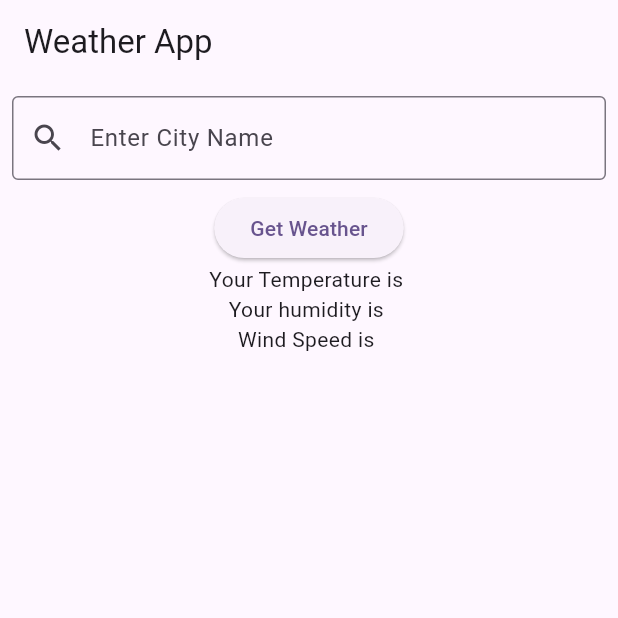
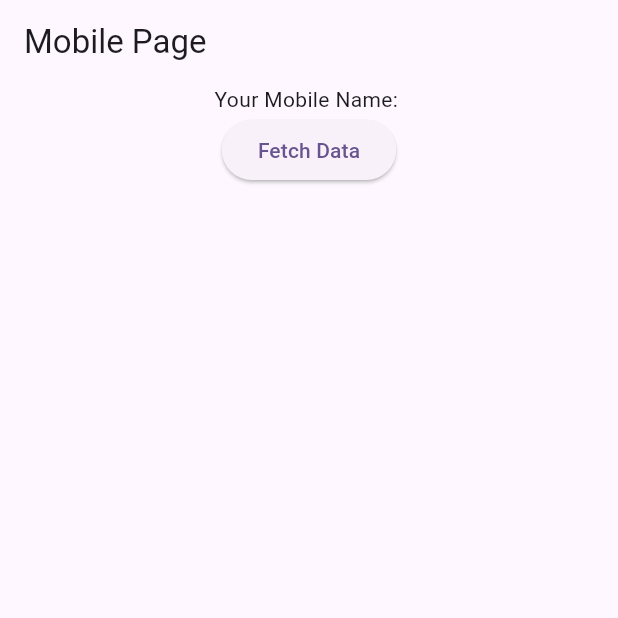
Before and after one commit to prabesh605/weather_app_broadway, a Flutter app: the screen it shows after launch, on a phone screen of 412 x 824 dp, the top half of it. Run offline on Flutter 3.47's test engine with Material 3 defaults, Android fonts, the phone set to English and light mode, and no system bars.

```diff
--- a/lib/home_screen.dart
+++ b/lib/home_screen.dart
@@ -2,6 +2,7 @@ import 'dart:convert';
 
 import 'package:flutter/material.dart';
 import 'package:http/http.dart' as http;
+import 'package:weather_app/weather_model.dart';
 
 class HomeScreen extends StatefulWidget {
   const HomeScreen({super.key});
@@ -24,15 +25,25 @@ class _HomeScreenState extends State<HomeScreen> {
       final baseUrl =
           "https://api.openweathermap.org/data/2.5/weather?q=$cityName&units=metric&appid=";
 
-      final response = await http.get(Uri.parse(baseUrl + apiKey));
+      ///step 1 base url
+
+      final response = await http.get(
+        Uri.parse(baseUrl + apiKey),
+      ); //step 2 make a get request
 
       response.statusCode;
       print("Status code: ${response.statusCode}");
-      final data = jsonDecode(response.body);
+      final data = jsonDecode(response.body); //step 3 decode the response
+      final weatherData = Weather.fromJson(data);
+
       setState(() {
-        temperature = "${data['main']['temp']}";
-        humidity = "${data['main']['humidity']}";
-        speed = "${data['wind']['speed']}";
+        //step 4 map in variables
+        temperature = weatherData.main.temp.toString();
+        humidity = weatherData.main.humidity.toString();
+        speed = weatherData.wind.speed.toString();
+        // temperature = "${data['main']['temp']}";
+        // humidity = "${data['main']['humidity']}";
+        // speed = "${data['wind']['speed']}";
       });
 
       // print("Temperature: $temperature");
--- a/lib/main.dart
+++ b/lib/main.dart
@@ -1,5 +1,6 @@
 import 'package:flutter/material.dart';
 import 'package:weather_app/home_screen.dart';
+import 'package:weather_app/mobile_page.dart';
 
 void main() {
   runApp(const MyApp());
@@ -15,7 +16,7 @@ class MyApp extends StatelessWidget {
       theme: ThemeData(
         colorScheme: ColorScheme.fromSeed(seedColor: Colors.deepPurple),
       ),
-      home: HomeScreen(),
+      home: MobilePage(),
     );
   }
 }
--- /dev/null
+++ b/lib/mobile_model.dart
@@ -0,0 +1,107 @@
+// To parse this JSON data, do
+//
+//     final mobile = mobileFromJson(jsonString);
+
+import 'dart:convert';
+
+List<Mobile> mobileFromJson(String str) =>
+    List<Mobile>.from(json.decode(str).map((x) => Mobile.fromJson(x)));
+
+String mobileToJson(List<Mobile> data) =>
+    json.encode(List<dynamic>.from(data.map((x) => x.toJson())));
+
+class Mobile {
+  String id;
+  String name;
+  Data? data;
+
+  Mobile({required this.id, required this.name, required this.data});
+
+  factory Mobile.fromJson(Map<String, dynamic> json) => Mobile(
+    id: json["id"],
+    name: json["name"],
+    data: json["data"] == null ? null : Data.fromJson(json["data"]),
+  );
+
+  Map<String, dynamic> toJson() => {
+    "id": id,
+    "name": name,
+    "data": data?.toJson(),
+  };
+}
+
+class Data {
+  String? dataColor;
+  String? dataCapacity;
+  int? capacityGb;
+  double? dataPrice;
+  String? dataGeneration;
+  int? year;
+  String? cpuModel;
+  String? hardDiskSize;
+  String? strapColour;
+  String? caseSize;
+  String? color;
+  String? description;
+  String? capacity;
+  double? screenSize;
+  String? generation;
+  String? price;
+
+  Data({
+    this.dataColor,
+    this.dataCapacity,
+    this.capacityGb,
+    this.dataPrice,
+    this.dataGeneration,
+    this.year,
+    this.cpuModel,
+    this.hardDiskSize,
+    this.strapColour,
+    this.caseSize,
+    this.color,
+    this.description,
+    this.capacity,
+    this.screenSize,
+    this.generation,
+    this.price,
+  });
+
+  factory Data.fromJson(Map<String, dynamic> json) => Data(
+    dataColor: json["color"],
+    dataCapacity: json["capacity"],
+    capacityGb: json["capacity GB"],
+    dataPrice: json["price"]?.toDouble(),
+    dataGeneration: json["generation"],
+    year: json["year"],
+    cpuModel: json["CPU model"],
+    hardDiskSize: json["Hard disk size"],
+    strapColour: json["Strap Colour"],
+    caseSize: json["Case Size"],
+    color: json["Color"],
+    description: json["Description"],
+    capacity: json["Capacity"],
+    screenSize: json["Screen size"]?.toDouble(),
+    generation: json["Generation"],
+    price: json["Price"],
+  );
+
+  Map<String, dynamic> toJson() => {
+    "color": dataColor,
+    "capacity": dataCapacity,
+    "capacity GB": capacityGb,
+    "price": dataPrice,
+    "generation": dataGeneration,
+    "year": year,
+    "CPU model": cpuModel,
+    "Hard disk size": hardDiskSize,
+    "Strap Colour": strapColour,
+    "Case Size": caseSize,
+    "Color": color,
+    "Description": description,
+    "Capacity": capacity,
+    "Screen size": screenSize,
+    "Generation": generation,
+    "Price": price,
+  };
+}
--- /dev/null
+++ b/lib/mobile_page.dart
@@ -0,0 +1,72 @@
+import 'dart:convert';
+import 'dart:math';
+
+import 'package:flutter/material.dart';
+import 'package:http/http.dart' as http;
+import 'package:weather_app/mobile_model.dart';
+
+class MobilePage extends StatefulWidget {
+  const MobilePage({super.key});
+
+  @override
+  State<MobilePage> createState() => _MobilePageState();
+}
+// https://jsonplaceholder.typicode.com/posts
+class _MobilePageState extends State<MobilePage> {
+  String url = "https://api.restful-api.dev/objects";
+  String name1 = "";
+  List<Mobile> mobileList = [];
+  Future<void> fetchData() async {
+    try {
+      final response = await http.get(Uri.parse(url));
+      if (response.statusCode == 200) {
+        final data = jsonDecode(response.body);
+        Mobile mobileData = Mobile.fromJson(data[0]);
+
+        setState(() {
+          mobileList = mobileFromJson(response.body);
+          // String name = data['name'][0];
+          name1 = mobileData.name;
+        });
+        //  name1 = mobileData.name;
+        // response.statusCode;
+        print("Name: $name1");
+      } else {
+        print("Failed to load data");
+        print("Status code: ${response.statusCode}");
+      }
+    } catch (e) {
+      print(e.toString());
+    }
+  }
+
+  @override
+  Widget build(BuildContext context) {
+    return Scaffold(
+      appBar: AppBar(title: const Text('Mobile Page')),
+      body: Center(
+        child: Column(
+          children: [
+            Text("Your Mobile Name: $name1"),
+            ElevatedButton(
+              onPressed: () {
+                fetchData();
+              },
+              child: Text("Fetch Data"),
+            ),
+            Expanded(
+              // height: 800,
+              child: ListView.builder(
+                itemCount: mobileList.length,
+                itemBuilder: (context, index) {
+                  final item = mobileList[index];
+                  return ListTile(title: Text(item.name));
+                },
+              ),
+            ),
+          ],
+        ),
+      ),
+    );
+  }
+}
```
Also changed, not shown: lib/weather_model.dart (added, +253 -0 lines).
